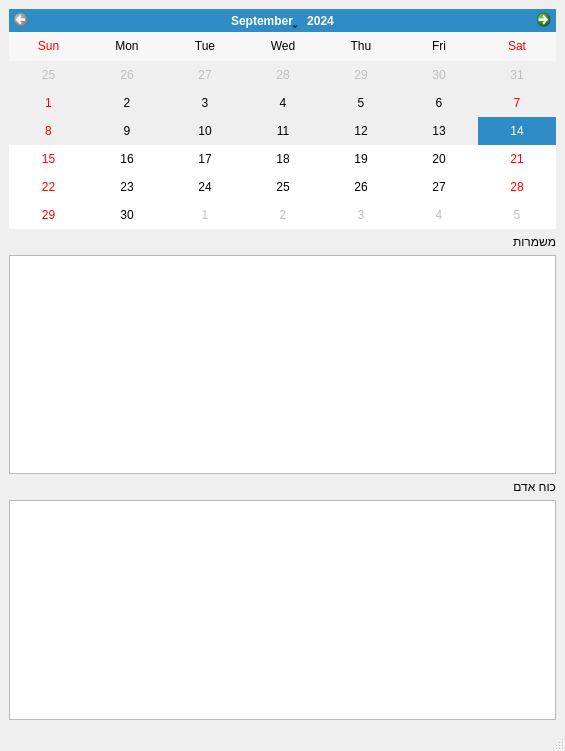
Above: Ui/Calendar.ui from omertal88/shavzak before the change. Below: the same form after it.
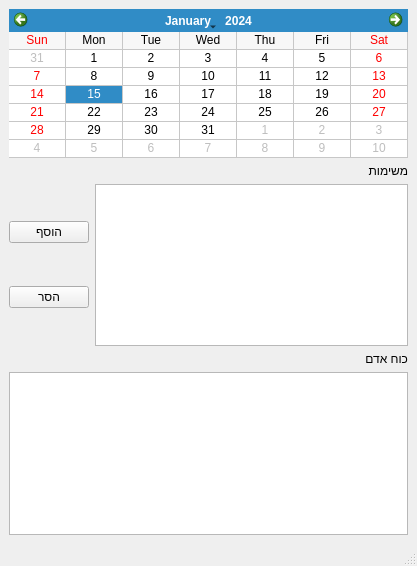
That is the form after the change.

Commit message: Added unit tests. Implemented a function for manning soldiers into shifts. Also added manual assignment in calendar.

Patch:
```diff
--- a/Ui/Calendar.ui
+++ b/Ui/Calendar.ui
@@ -6,20 +6,20 @@
    <rect>
     <x>0</x>
     <y>0</y>
-    <width>565</width>
-    <height>751</height>
+    <width>417</width>
+    <height>566</height>
    </rect>
   </property>
   <property name="windowTitle">
    <string>MainWindow</string>
   </property>
   <widget class="QWidget" name="centralwidget">
-   <layout class="QVBoxLayout" name="verticalLayout">
+   <layout class="QVBoxLayout" name="verticalLayout_2">
     <item>
      <widget class="QCalendarWidget" name="calendarWidget">
       <property name="minimumDate">
        <date>
-        <year>2024</year>
+        <year>2023</year>
         <month>9</month>
         <day>14</day>
        </date>
@@ -27,6 +27,9 @@
       <property name="firstDayOfWeek">
        <enum>Qt::Sunday</enum>
       </property>
+      <property name="gridVisible">
+       <bool>true</bool>
+      </property>
       <property name="verticalHeaderFormat">
        <enum>QCalendarWidget::NoVerticalHeader</enum>
       </property>
@@ -38,19 +41,41 @@
     <item>
      <widget class="QLabel" name="label">
       <property name="text">
-       <string>משמרות</string>
+       <string>משימות</string>
       </property>
      </widget>
     </item>
     <item>
-     <widget class="QTableView" name="tableView">
-      <property name="selectionMode">
-       <enum>QAbstractItemView::SingleSelection</enum>
-      </property>
-      <property name="selectionBehavior">
-       <enum>QAbstractItemView::SelectRows</enum>
-      </property>
-     </widget>
+     <layout class="QHBoxLayout" name="horizontalLayout">
+      <item>
+       <layout class="QVBoxLayout" name="verticalLayout">
+        <item>
+         <widget class="QPushButton" name="addAssignmentButton">
+          <property name="text">
+           <string>הוסף</string>
+          </property>
+         </widget>
+        </item>
+        <item>
+         <widget class="QPushButton" name="removeAssignmentButton">
+          <property name="text">
+           <string>הסר</string>
+          </property>
+         </widget>
+        </item>
+       </layout>
+      </item>
+      <item>
+       <widget class="QTableView" name="assignmentsView">
+        <property name="selectionMode">
+         <enum>QAbstractItemView::SingleSelection</enum>
+        </property>
+        <property name="selectionBehavior">
+         <enum>QAbstractItemView::SelectRows</enum>
+        </property>
+       </widget>
+      </item>
+     </layout>
     </item>
     <item>
      <widget class="QLabel" name="label_2">
@@ -60,14 +85,7 @@
      </widget>
     </item>
     <item>
-     <widget class="QTableView" name="tableView_2">
-      <property name="selectionMode">
-       <enum>QAbstractItemView::SingleSelection</enum>
-      </property>
-      <property name="selectionBehavior">
-       <enum>QAbstractItemView::SelectRows</enum>
-      </property>
-     </widget>
+     <widget class="QListWidget" name="manpowerListWidget"/>
     </item>
    </layout>
   </widget>
```
Left out of the diff: 69 changed lines with no effect on the pictures. The commit also changes 29 other files.
